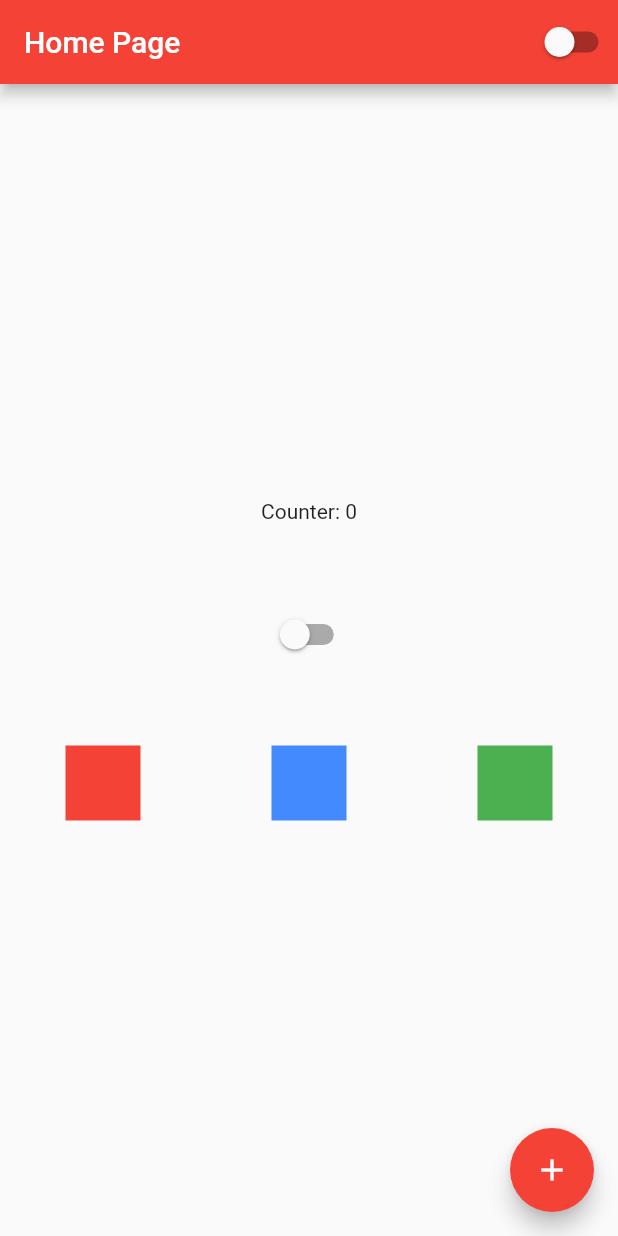
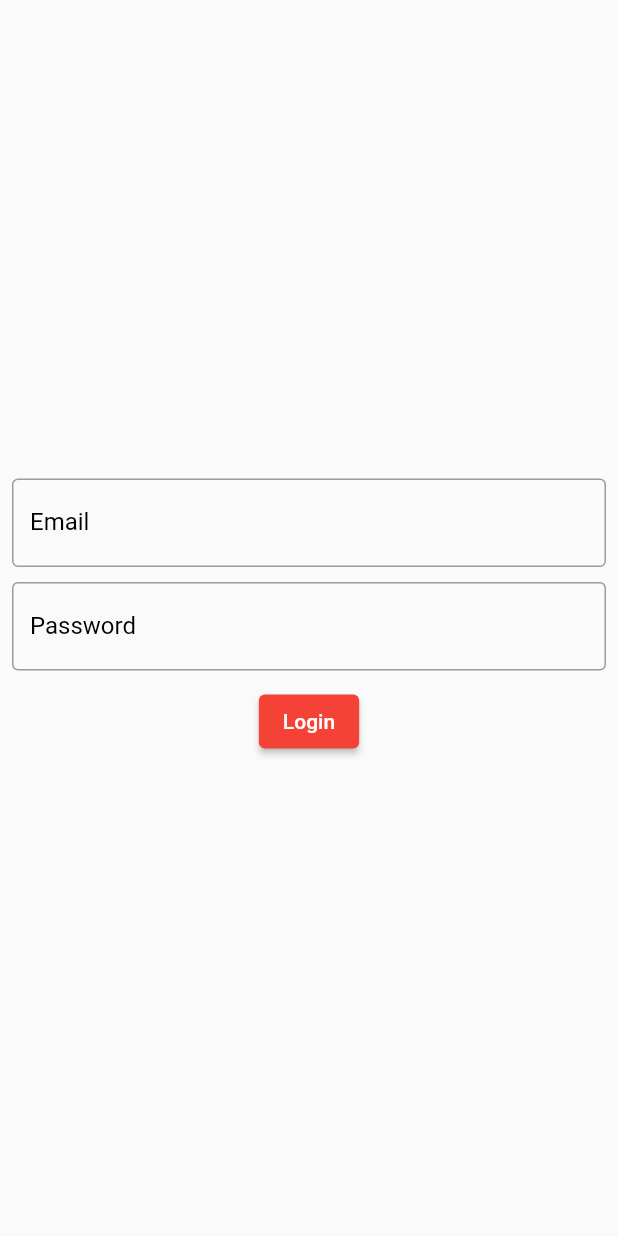
Before and after one commit to ederusena/flutter-lesson, a Flutter app: the screen it shows after launch, on a phone screen of 412 x 824 dp. Run offline on Flutter 3.47's test engine with Material 2 defaults, Android fonts, the phone set to English and light mode, and no system bars.

Commit message:
chore: Login page

```diff
--- a/lib/app_widget.dart
+++ b/lib/app_widget.dart
@@ -1,6 +1,7 @@
 import 'package:fipetable/app_controller.dart';
 import 'package:flutter/material.dart';
 
+import 'components/login_page.dart';
 import 'homepage.dart';
 
 class AppWidget extends StatelessWidget {
@@ -12,7 +13,7 @@ class AppWidget extends StatelessWidget {
       animation: AppController.instance,
       builder: (context, child) {
         return MaterialApp(
-            home: HomePage(),
+            home: LoginPage(),
             theme: ThemeData(
                 primarySwatch: Colors.red,
                 brightness: AppController.instance.isDarkTheme
--- /dev/null
+++ b/lib/components/login_page.dart
@@ -0,0 +1,50 @@
+import 'package:flutter/material.dart';
+import 'package:flutter/src/foundation/key.dart';
+import 'package:flutter/src/widgets/framework.dart';
+
+class LoginPage extends StatefulWidget {
+  const LoginPage({Key? key}) : super(key: key);
+
+  @override
+  State<LoginPage> createState() => _LoginPageState();
+}
+
+class _LoginPageState extends State<LoginPage> {
+  String email = '';
+  String password = '';
+
+  @override
+  Widget build(BuildContext context) {
+    return Scaffold(
+        body: SingleChildScrollView(
+      child: SizedBox(
+          width: MediaQuery.of(context).size.width,
+          height: MediaQuery.of(context).size.height,
+          child: Padding(
+            padding: const EdgeInsets.all(8.0),
+            child:
+                Column(mainAxisAlignment: MainAxisAlignment.center, children: [
+              TextField(
+                onChanged: (value) => email = value,
+                keyboardType: TextInputType.emailAddress,
+                decoration: InputDecoration(
+                    border: OutlineInputBorder(),
+                    labelText: 'Email',
+                    labelStyle: TextStyle(color: Colors.black)),
+              ),
+              Container(height: 10),
+              TextField(
+                onChanged: (value) => password = value,
+                obscureText: true,
+                decoration: InputDecoration(
+                    border: OutlineInputBorder(),
+                    labelText: 'Password',
+                    labelStyle: TextStyle(color: Colors.black)),
+              ),
+              Container(height: 10),
+              ElevatedButton(onPressed: () {}, child: Text('Login'))
+            ]),
+          )),
+    ));
+  }
+}
```
